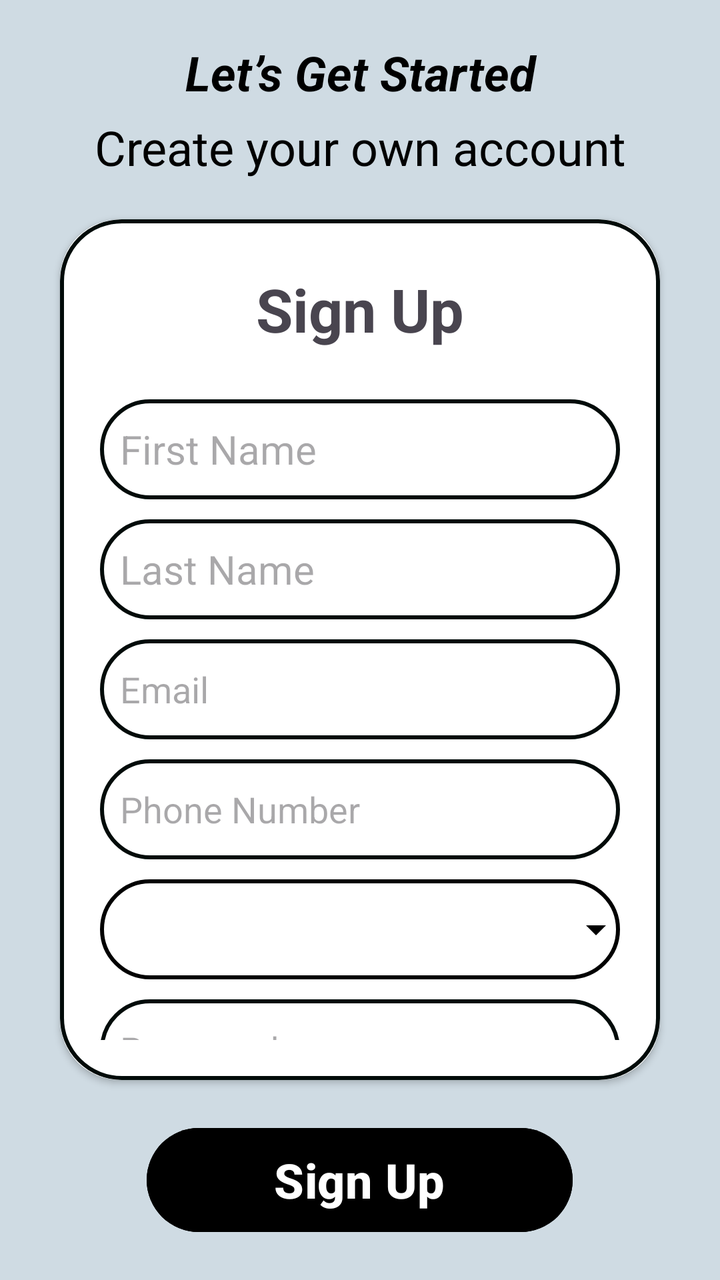
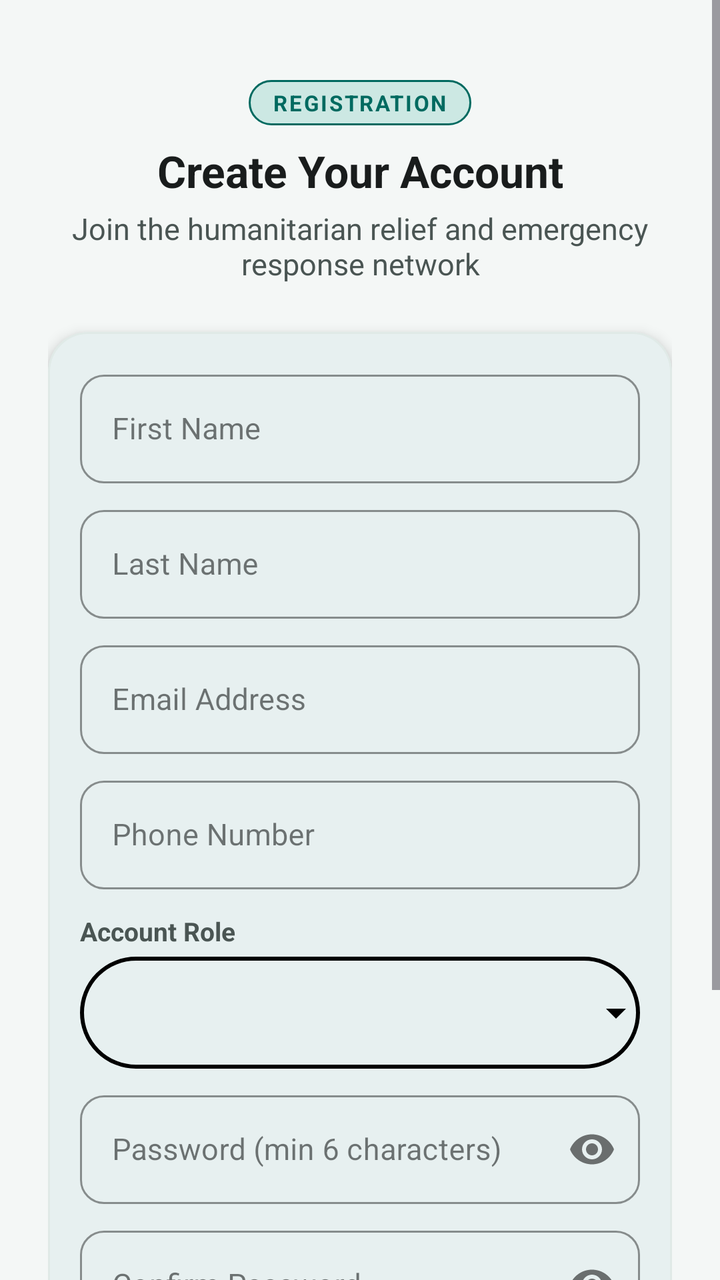

Before-and-after screenshots of an Android layout around one commit, followed by the original layout XML and the change that was made.
<!-- AndroidManifest.xml: application theme Theme.ReliefDistribution -->
<!-- res/layout/activity_sign_up.xml -->
<?xml version="1.0" encoding="utf-8"?>
<LinearLayout xmlns:android="http://schemas.android.com/apk/res/android"
    android:layout_width="match_parent"
    android:layout_height="match_parent"
    xmlns:app="http://schemas.android.com/apk/res-auto"
    xmlns:tools="http://schemas.android.com/tools"
    android:orientation="vertical"
    android:background="#CFDBE3"
    tools:context=".SignUpActivity">

    <TextView
        android:id="@+id/textView2"
        android:layout_width="match_parent"
        android:layout_height="wrap_content"
        android:layout_marginTop="20dp"
        android:gravity="center"
        android:text="Let’s Get Started"
        android:textSize="24sp"
        android:textColor="@color/black"
        android:textStyle="bold|italic" />

    <TextView
        android:id="@+id/textView4"
        android:layout_width="match_parent"
        android:layout_height="wrap_content"
        android:layout_marginTop="5dp"
        android:gravity="center"
        android:text="Create your own account"
        android:textSize="24sp"
        android:textColor="@color/black"
        android:layout_marginBottom="20dp"/>

    <androidx.cardview.widget.CardView
        android:layout_width="match_parent"
        android:layout_height="582dp"
        android:layout_marginLeft="30dp"
        android:layout_marginRight="30dp"
        android:elevation="20dp"
        app:cardCornerRadius="30dp"
        android:layout_weight="1">

        <LinearLayout
            android:layout_width="match_parent"
            android:layout_height="match_parent"
            android:background="@drawable/border"
            android:gravity="center_horizontal"
            android:orientation="vertical"
            android:padding="20dp">


            <TextView
                android:id="@+id/textView5"
                android:layout_width="match_parent"
                android:layout_height="50dp"
                android:layout_marginBottom="20dp"
                android:gravity="center"
                android:text="Sign Up"
                android:textSize="30sp"
                android:textStyle="bold" />

            <EditText
                android:id="@+id/etFName"
                android:layout_width="match_parent"
                android:layout_height="50dp"
                android:layout_marginBottom="10dp"
                android:background="@drawable/border"
                android:ems="10"
                android:hint="First Name"
                android:inputType="text"
                android:padding="10dp"
                android:textSize="20sp" />

            <EditText
                android:id="@+id/etLName"
                android:layout_width="match_parent"
                android:layout_height="50dp"
                android:layout_marginBottom="10dp"
                android:background="@drawable/border"
                android:ems="10"
                android:hint="Last Name"
                android:inputType="text"
                android:padding="10dp"
                android:textSize="20sp" />

            <EditText
                android:id="@+id/etEmail"
                android:layout_width="match_parent"
                android:layout_height="50dp"
                android:layout_marginBottom="10dp"
                android:background="@drawable/border"
                android:ems="10"
                android:inputType="textEmailAddress"
                android:hint="Email"
                android:padding="10dp" />
            <EditText
                android:id="@+id/etPhoneNumber"
                android:layout_width="match_parent"
                android:layout_height="50dp"
                android:layout_marginBottom="10dp"
                android:background="@drawable/border"
                android:ems="10"
                android:hint="Phone Number"
                android:inputType="phone"
                android:padding="10dp" />

            <Spinner
                android:id="@+id/dropdown_menu"
                android:layout_width="match_parent"
                android:layout_height="50dp"
                android:layout_marginBottom="10dp"
                android:padding="10dp"
                android:background="@drawable/spinner_background"
                android:spinnerMode="dropdown" />

            <EditText
                android:id="@+id/etPassword"
                android:layout_width="match_parent"
                android:layout_height="50dp"
                android:layout_marginBottom="10dp"
                android:background="@drawable/border"
                android:ems="10"
                android:inputType="textPassword"
                android:hint="Password"
                android:padding="10dp" />

            <EditText
                android:id="@+id/etConfirmPassword"
                android:layout_width="match_parent"
                android:layout_height="50dp"
                android:background="@drawable/border"
                android:ems="10"
                android:inputType="textPassword"
                android:hint="Confirm Password"
                android:padding="10dp" />
        </LinearLayout>
    </androidx.cardview.widget.CardView>

    <Button
        android:id="@+id/btSignUp"
        android:layout_width="213dp"
        android:layout_height="60dp"
        android:layout_gravity="center"
        android:backgroundTint="@color/black"
        android:gravity="center"
        android:text="Sign Up"
        android:textColor="@color/white"
        android:textColorLink="@color/white"
        android:textSize="24sp"
        android:textStyle="bold"
        android:layout_marginBottom="20dp"
        android:layout_marginTop="20dp"/>
</LinearLayout>
<!-- resources referenced by this layout -->
<resources>
  <color name="white">#FFFFFFFF</color>
  <!-- drawable border (drawable) -->
  <shape xmlns:android="http://schemas.android.com/apk/res/android">
      <solid android:color="@android:color/transparent" />
  
      <stroke
          android:width="2dp"
          android:color="#010B09" />
  
      <corners android:radius="30dp" />
  </shape>
  <style name="Base.Theme.ReliefDistribution" parent="Theme.Material3.DayNight.NoActionBar">
          <item name="colorPrimary">@color/black</item>
          <item name="colorPrimaryVariant">@color/black</item>
          <item name="colorOnPrimary">@color/black</item>
      </style>
  <!-- unchanged entries left out for length: 4 -->
</resources>

<!-- the commit's change to res/layout/activity_sign_up.xml (unified diff, before → after) -->
@@ -1,152 +1,206 @@
 <?xml version="1.0" encoding="utf-8"?>
-<LinearLayout xmlns:android="http://schemas.android.com/apk/res/android"
+<ScrollView xmlns:android="http://schemas.android.com/apk/res/android"
+    xmlns:app="http://schemas.android.com/apk/res-auto"
+    xmlns:tools="http://schemas.android.com/tools"
     android:layout_width="match_parent"
     android:layout_height="match_parent"
-    xmlns:app="http://schemas.android.com/apk/res-auto"
-    xmlns:tools="http://schemas.android.com/tools"
-    android:orientation="vertical"
-    android:background="#CFDBE3"
+    android:fillViewport="true"
+    android:background="@color/background"
     tools:context=".SignUpActivity">
 
-    <TextView
-        android:id="@+id/textView2"
+    <LinearLayout
         android:layout_width="match_parent"
         android:layout_height="wrap_content"
-        android:layout_marginTop="20dp"
-        android:gravity="center"
-        android:text="Let’s Get Started"
-        android:textSize="24sp"
-        android:textColor="@color/black"
-        android:textStyle="bold|italic" />
-
-    <TextView
-        android:id="@+id/textView4"
-        android:layout_width="match_parent"
-        android:layout_height="wrap_content"
-        android:layout_marginTop="5dp"
-        android:gravity="center"
-        android:text="Create your own account"
-        android:textSize="24sp"
-        android:textColor="@color/black"
-        android:layout_marginBottom="20dp"/>
-
-    <androidx.cardview.widget.CardView
-        android:layout_width="match_parent"
-        android:layout_height="582dp"
-        android:layout_marginLeft="30dp"
-        android:layout_marginRight="30dp"
-        android:elevation="20dp"
-        app:cardCornerRadius="30dp"
-        android:layout_weight="1">
-
-        <LinearLayout
-            android:layout_width="match_parent"
-            android:layout_height="match_parent"
-            android:background="@drawable/border"
-            android:gravity="center_horizontal"
-            android:orientation="vertical"
-            android:padding="20dp">
-
-
-            <TextView
-                android:id="@+id/textView5"
+        android:orientation="vertical"
+        android:padding="@dimen/spacing_l">
+
+        
+        <TextView
+            android:id="@+id/tvSignUpBadge"
+            android:layout_width="wrap_content"
+            android:layout_height="wrap_content"
+            android:layout_gravity="center_horizontal"
+            android:layout_marginTop="@dimen/spacing_m"
+            android:background="@drawable/badge_role"
+            android:text="REGISTRATION"
+            android:textColor="@color/primary"
+            android:textSize="@dimen/text_size_caption"
+            android:textStyle="bold"
+            android:letterSpacing="0.08" />
+
+        <TextView
+            android:id="@+id/tvSignUpTitle"
+            android:layout_width="match_parent"
+            android:layout_height="wrap_content"
+            android:layout_marginTop="@dimen/spacing_s"
+            android:gravity="center"
+            android:text="Create Your Account"
+            android:textColor="@color/text_primary"
+            android:textSize="@dimen/text_size_headline"
+            android:textStyle="bold" />
+
+        <TextView
+            android:id="@+id/tvSignUpSubtitle"
+            android:layout_width="match_parent"
+            android:layout_height="wrap_content"
+            android:layout_marginTop="@dimen/spacing_xs"
+            android:layout_marginBottom="@dimen/spacing_l"
+            android:gravity="center"
+            android:text="Join the humanitarian relief and emergency response network"
+            android:textColor="@color/text_secondary"
+            android:textSize="@dimen/text_size_body" />
+
+        
+        <com.google.android.material.card.MaterialCardView
+            android:id="@+id/cardSignUpForm"
+            style="@style/Widget.Relief.CardView"
+            android:layout_width="match_parent"
+            android:layout_height="wrap_content"
+            android:layout_marginBottom="@dimen/spacing_l">
+
+            <LinearLayout
                 android:layout_width="match_parent"
-                android:layout_height="50dp"
-                android:layout_marginBottom="20dp"
-                android:gravity="center"
-                android:text="Sign Up"
-                android:textSize="30sp"
-                android:textStyle="bold" />
-
-            <EditText
-                android:id="@+id/etFName"
-                android:layout_width="match_parent"
-                android:layout_height="50dp"
-                android:layout_marginBottom="10dp"
-                android:background="@drawable/border"
-                android:ems="10"
-                android:hint="First Name"
-                android:inputType="text"
-                android:padding="10dp"
-                android:textSize="20sp" />
-
-            <EditText
-                android:id="@+id/etLName"
-                android:layout_width="match_parent"
-                android:layout_height="50dp"
-                android:layout_marginBottom="10dp"
-                android:background="@drawable/border"
-                android:ems="10"
-                android:hint="Last Name"
-                android:inputType="text"
-                android:padding="10dp"
-                android:textSize="20sp" />
-
-            <EditText
-                android:id="@+id/etEmail"
-                android:layout_width="match_parent"
-                android:layout_height="50dp"
-                android:layout_marginBottom="10dp"
-                android:background="@drawable/border"
-                android:ems="10"
-                android:inputType="textEmailAddress"
-                android:hint="Email"
-                android:padding="10dp" />
-            <EditText
-                android:id="@+id/etPhoneNumber"
-                android:layout_width="match_parent"
-                android:layout_height="50dp"
-                android:layout_marginBottom="10dp"
-                android:background="@drawable/border"
-                android:ems="10"
-                android:hint="Phone Number"
-                android:inputType="phone"
-                android:padding="10dp" />
-
-            <Spinner
-                android:id="@+id/dropdown_menu"
-                android:layout_width="match_parent"
-                android:layout_height="50dp"
-                android:layout_marginBottom="10dp"
-                android:padding="10dp"
-                android:background="@drawable/spinner_background"
-                android:spinnerMode="dropdown" />
-
-            <EditText
-                android:id="@+id/etPassword"
-                android:layout_width="match_parent"
-                android:layout_height="50dp"
-                android:layout_marginBottom="10dp"
-                android:background="@drawable/border"
-                android:ems="10"
-                android:inputType="textPassword"
-                android:hint="Password"
-                android:padding="10dp" />
-
-            <EditText
-                android:id="@+id/etConfirmPassword"
-                android:layout_width="match_parent"
-                android:layout_height="50dp"
-                android:background="@drawable/border"
-                android:ems="10"
-                android:inputType="textPassword"
-                android:hint="Confirm Password"
-                android:padding="10dp" />
-        </LinearLayout>
-    </androidx.cardview.widget.CardView>
-
-    <Button
-        android:id="@+id/btSignUp"
-        android:layout_width="213dp"
-        android:layout_height="60dp"
-        android:layout_gravity="center"
-        android:backgroundTint="@color/black"
-        android:gravity="center"
-        android:text="Sign Up"
-        android:textColor="@color/white"
-        android:textColorLink="@color/white"
-        android:textSize="24sp"
-        android:textStyle="bold"
-        android:layout_marginBottom="20dp"
-        android:layout_marginTop="20dp"/>
-</LinearLayout>
+                android:layout_height="wrap_content"
+                android:orientation="vertical"
+                android:padding="@dimen/spacing_m">
+
+                
+                <com.google.android.material.textfield.TextInputLayout
+                    style="@style/Widget.Relief.TextInputLayout"
+                    android:layout_width="match_parent"
+                    android:layout_height="wrap_content"
+                    android:hint="First Name">
+
+                    <com.google.android.material.textfield.TextInputEditText
+                        android:id="@+id/etFName"
+                        android:layout_width="match_parent"
+                        android:layout_height="wrap_content"
+                        android:inputType="textPersonName|textCapWords"
+                        android:maxLines="1"
+                        android:textColor="@color/text_primary"
+                        android:textSize="@dimen/text_size_body" />
+                </com.google.android.material.textfield.TextInputLayout>
+
+                
+                <com.google.android.material.textfield.TextInputLayout
+                    style="@style/Widget.Relief.TextInputLayout"
+                    android:layout_width="match_parent"
+                    android:layout_height="wrap_content"
+                    android:hint="Last Name">
+
+                    <com.google.android.material.textfield.TextInputEditText
+                        android:id="@+id/etLName"
+                        android:layout_width="match_parent"
+                        android:layout_height="wrap_content"
+                        android:inputType="textPersonName|textCapWords"
+                        android:maxLines="1"
+                        android:textColor="@color/text_primary"
+                        android:textSize="@dimen/text_size_body" />
+                </com.google.android.material.textfield.TextInputLayout>
+
+                
+                <com.google.android.material.textfield.TextInputLayout
+                    style="@style/Widget.Relief.TextInputLayout"
+                    android:layout_width="match_parent"
+                    android:layout_height="wrap_content"
+                    android:hint="Email Address">
+
+                    <com.google.android.material.textfield.TextInputEditText
+                        android:id="@+id/etEmail"
+                        android:layout_width="match_parent"
+                        android:layout_height="wrap_content"
+                        android:inputType="textEmailAddress"
+                        android:maxLines="1"
+                        android:textColor="@color/text_primary"
+                        android:textSize="@dimen/text_size_body" />
+                </com.google.android.material.textfield.TextInputLayout>
+
+                
+                <com.google.android.material.textfield.TextInputLayout
+                    style="@style/Widget.Relief.TextInputLayout"
+                    android:layout_width="match_parent"
+                    android:layout_height="wrap_content"
+                    android:hint="Phone Number">
+
+                    <com.google.android.material.textfield.TextInputEditText
+                        android:id="@+id/etPhoneNumber"
+                        android:layout_width="match_parent"
+                        android:layout_height="wrap_content"
+                        android:inputType="phone"
+                        android:maxLines="1"
+                        android:textColor="@color/text_primary"
+                        android:textSize="@dimen/text_size_body" />
+                </com.google.android.material.textfield.TextInputLayout>
+
+                
+                <TextView
+                    android:layout_width="match_parent"
+                    android:layout_height="wrap_content"
+                    android:layout_marginTop="@dimen/spacing_xs"
+                    android:layout_marginBottom="@dimen/spacing_xs"
+                    android:text="Account Role"
+                    android:textColor="@color/text_secondary"
+                    android:textSize="@dimen/text_size_label"
+                    android:textStyle="bold" />
+
+                
+                <Spinner
+                    android:id="@+id/dropdown_menu"
+                    android:layout_width="match_parent"
+                    android:layout_height="@dimen/input_field_height"
+                    android:layout_marginBottom="@dimen/spacing_s"
+                    android:background="@drawable/spinner_background"
+                    android:padding="@dimen/spacing_s"
+                    android:spinnerMode="dropdown" />
+
+                
+                <com.google.android.material.textfield.TextInputLayout
+                    style="@style/Widget.Relief.TextInputLayout"
+                    android:layout_width="match_parent"
+                    android:layout_height="wrap_content"
+                    android:hint="Password (min 6 characters)"
+                    app:passwordToggleEnabled="true">
+
+                    <com.google.android.material.textfield.TextInputEditText
+                        android:id="@+id/etPassword"
+                        android:layout_width="match_parent"
+                        android:layout_height="wrap_content"
+                        android:inputType="textPassword"
+                        android:maxLines="1"
+                        android:textColor="@color/text_primary"
+                        android:textSize="@dimen/text_size_body" />
+                </com.google.android.material.textfield.TextInputLayout>
+
+                
+                <com.google.android.material.textfield.TextInputLayout
+                    style="@style/Widget.Relief.TextInputLayout"
+                    android:layout_width="match_parent"
+                    android:layout_height="wrap_content"
+                    android:hint="Confirm Password"
+                    app:passwordToggleEnabled="true">
+
+                    <com.google.android.material.textfield.TextInputEditText
+                        android:id="@+id/etConfirmPassword"
+                        android:layout_width="match_parent"
+                        android:layout_height="wrap_content"
+                        android:inputType="textPassword"
+                        android:maxLines="1"
+                        android:textColor="@color/text_primary"
+                        android:textSize="@dimen/text_size_body" />
+                </com.google.android.material.textfield.TextInputLayout>
+
+            </LinearLayout>
+        </com.google.android.material.card.MaterialCardView>
+
+        
+        <com.google.android.material.button.MaterialButton
+            android:id="@+id/btSignUp"
+            style="@style/Widget.Relief.Button.Primary"
+            android:layout_width="match_parent"
+            android:layout_height="@dimen/button_height"
+            android:layout_marginBottom="@dimen/spacing_xl"
+            android:text="Create Account"
+            android:textSize="@dimen/text_size_title" />
+
+    </LinearLayout>
+</ScrollView>
<!-- resource entries referenced after the edit -->
@@ -1,21 +1,108 @@
 <!-- resources referenced by this layout -->
 <resources>
-  <color name="white">#FFFFFFFF</color>
-  <!-- drawable border (drawable) -->
-  <shape xmlns:android="http://schemas.android.com/apk/res/android">
-      <solid android:color="@android:color/transparent" />
+  <color name="background">#F4F7F6</color>
+  <color name="primary">#006A60</color>
+  <color name="text_primary">#191C1C</color>
+  <color name="text_secondary">#4A5553</color>
+  <dimen name="button_height">54dp</dimen>
+  <dimen name="input_field_height">56dp</dimen>
+  <dimen name="spacing_l">24dp</dimen>
+  <dimen name="spacing_m">16dp</dimen>
+  <dimen name="spacing_s">8dp</dimen>
+  <dimen name="spacing_xl">32dp</dimen>
+  <dimen name="spacing_xs">4dp</dimen>
+  <dimen name="text_size_body">15sp</dimen>
+  <dimen name="text_size_caption">11sp</dimen>
+  <dimen name="text_size_headline">22sp</dimen>
+  <dimen name="text_size_label">13sp</dimen>
+  <dimen name="text_size_title">18sp</dimen>
+  <!-- drawable badge_role (drawable) -->
+  <?xml version="1.0" encoding="utf-8"?>
+  <shape xmlns:android="http://schemas.android.com/apk/res/android"
+      android:shape="rectangle">
+      <corners android:radius="12dp" />
+      <solid android:color="@color/primary_container" />
+      <stroke
+          android:width="1dp"
+          android:color="@color/primary" />
+      <padding
+          android:bottom="4dp"
+          android:left="12dp"
+          android:right="12dp"
+          android:top="4dp" />
+  </shape>
+  <style name="Widget.Relief.Button.Primary" parent="Widget.Material3.Button">
+          <item name="cornerRadius">@dimen/button_corner_radius</item>
+          <item name="backgroundTint">@color/primary</item>
+          <item name="android:textColor">@color/on_primary</item>
+          <item name="android:textStyle">bold</item>
+          <item name="android:minHeight">@dimen/button_height</item>
+          <item name="android:letterSpacing">0.02</item>
+      </style>
+  <style name="Widget.Relief.CardView" parent="Widget.Material3.CardView.Elevated">
+          <item name="cardCornerRadius">@dimen/card_corner_radius</item>
+          <item name="cardElevation">4dp</item>
+          <item name="cardBackgroundColor">@color/card_surface</item>
+          <item name="strokeColor">@color/card_stroke</item>
+          <item name="strokeWidth">1dp</item>
+      </style>
+  <style name="Widget.Relief.TextInputLayout" parent="Widget.MaterialComponents.TextInputLayout.OutlinedBox">
+          <item name="boxCornerRadiusTopStart">@dimen/card_corner_radius_small</item>
+          <item name="boxCornerRadiusTopEnd">@dimen/card_corner_radius_small</item>
+          <item name="boxCornerRadiusBottomStart">@dimen/card_corner_radius_small</item>
+          <item name="boxCornerRadiusBottomEnd">@dimen/card_corner_radius_small</item>
+          <item name="boxStrokeColor">@color/primary</item>
+          <item name="hintTextColor">@color/primary</item>
+          <item name="android:layout_marginBottom">@dimen/spacing_s</item>
+      </style>
+  <color name="primary_container">#CCE8E3</color>
+  <dimen name="button_corner_radius">14dp</dimen>
+  <color name="on_primary">#FFFFFF</color>
+  <dimen name="card_corner_radius">20dp</dimen>
+  <color name="card_surface">#FFFFFF</color>
+  <color name="card_stroke">#E0EAE7</color>
+  <dimen name="card_corner_radius_small">12dp</dimen>
+  <style name="Base.Theme.ReliefDistribution" parent="Theme.Material3.DayNight.NoActionBar">
+          
+          <item name="colorPrimary">@color/primary</item>
+          <item name="colorOnPrimary">@color/on_primary</item>
+          <item name="colorPrimaryContainer">@color/primary_container</item>
+          <item name="colorOnPrimaryContainer">@color/on_primary_container</item>
   
-      <stroke
-          android:width="2dp"
-          android:color="#010B09" />
+          
+          <item name="colorSecondary">@color/secondary</item>
+          <item name="colorOnSecondary">@color/on_secondary</item>
   
-      <corners android:radius="30dp" />
-  </shape>
-  <style name="Base.Theme.ReliefDistribution" parent="Theme.Material3.DayNight.NoActionBar">
-          <item name="colorPrimary">@color/black</item>
-          <item name="colorPrimaryVariant">@color/black</item>
-          <item name="colorOnPrimary">@color/black</item>
+          
+          <item name="android:windowBackground">@color/background</item>
+          <item name="colorSurface">@color/surface</item>
+          <item name="colorOnSurface">@color/on_surface</item>
+          <item name="colorSurfaceVariant">@color/surface_variant</item>
+          <item name="colorOnSurfaceVariant">@color/on_surface_variant</item>
+  
+          
+          <item name="colorError">@color/emergency_red</item>
+          <item name="colorOnError">@color/on_emergency</item>
+  
+          
+          <item name="android:statusBarColor">@color/primary</item>
+          <item name="android:windowLightStatusBar">false</item>
+          <item name="android:navigationBarColor">@color/surface</item>
+          <item name="android:windowLightNavigationBar" tools:targetApi="27">true</item>
+  
+          
+          <item name="materialCardViewStyle">@style/Widget.Relief.CardView</item>
+          <item name="materialButtonStyle">@style/Widget.Relief.Button.Primary</item>
       </style>
+  <color name="on_primary_container">#00201D</color>
+  <color name="secondary">#4A635F</color>
+  <color name="on_secondary">#FFFFFF</color>
+  <color name="surface">#FFFFFF</color>
+  <color name="on_surface">#191C1C</color>
+  <color name="surface_variant">#EAEFED</color>
+  <color name="on_surface_variant">#3F4947</color>
+  <color name="emergency_red">#D32F2F</color>
+  <color name="on_emergency">#FFFFFF</color>
   <!-- unchanged entries left out for length: 4 -->
 </resources>
 
